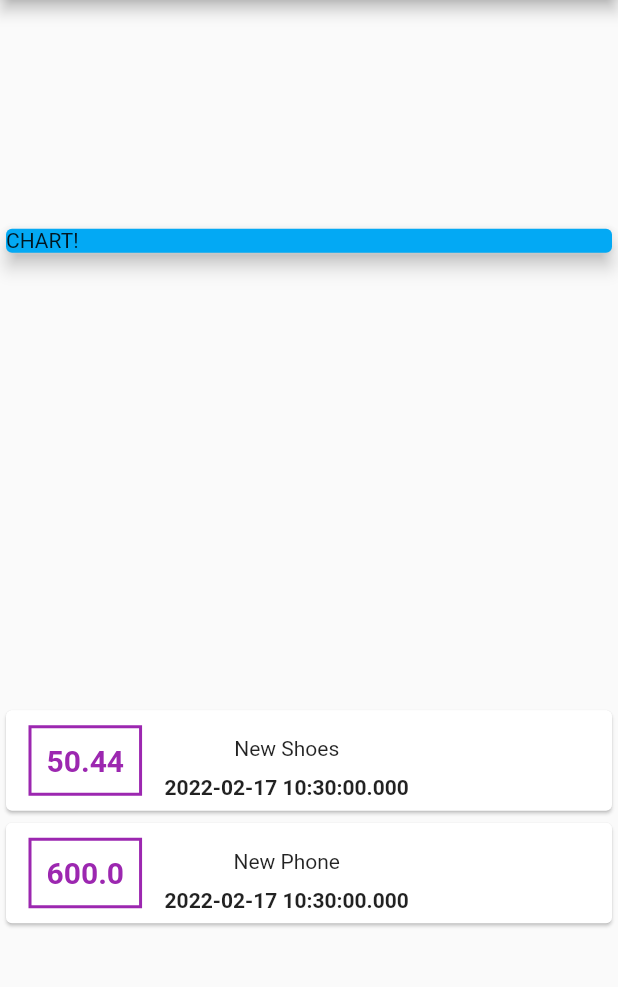
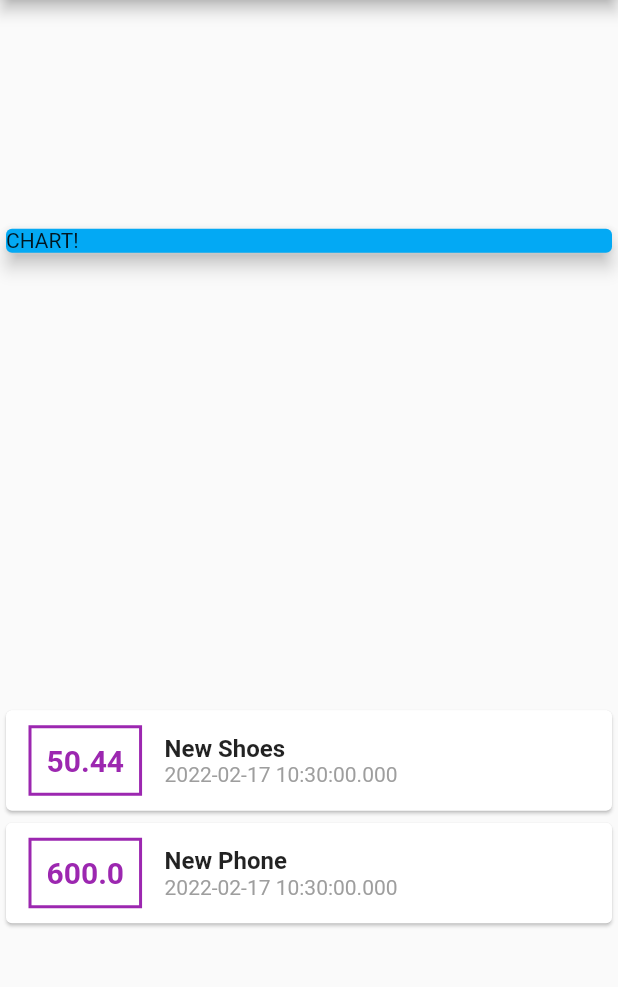
Before and after one commit to AhmedElatreby/app_2, a Flutter app: the screen it shows after launch, on a phone screen of 412 x 824 dp, the part 84-1071 px from its top. Run offline on Flutter 3.47's test engine with Material 2 defaults, Android fonts, the phone set to English and light mode, and no system bars.

Commit message:
Styling row

```diff
--- a/lib/main.dart
+++ b/lib/main.dart
@@ -74,18 +74,19 @@ class MyHomePage extends StatelessWidget {
                       ),
                     ),
                     Column(
+                      crossAxisAlignment: CrossAxisAlignment.start,
                       children: <Widget>[
-                        Container(
-                          margin: EdgeInsets.symmetric(
-                            vertical: 10,
-                            horizontal: 15,
+                        Text(
+                          tx.title,
+                          style: TextStyle(
+                            fontSize: 16,
+                            fontWeight: FontWeight.bold,
                           ),
-                          child: Text(tx.title),
                         ),
                         Text(
                           tx.date.toString(),
                           style: TextStyle(
-                            fontWeight: FontWeight.bold,
+                            color: Colors.grey,
                           ),
                         )
                       ],
```
